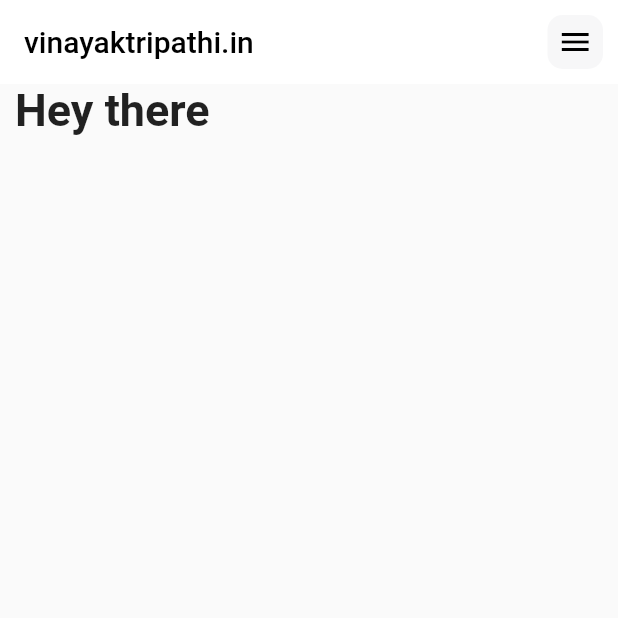
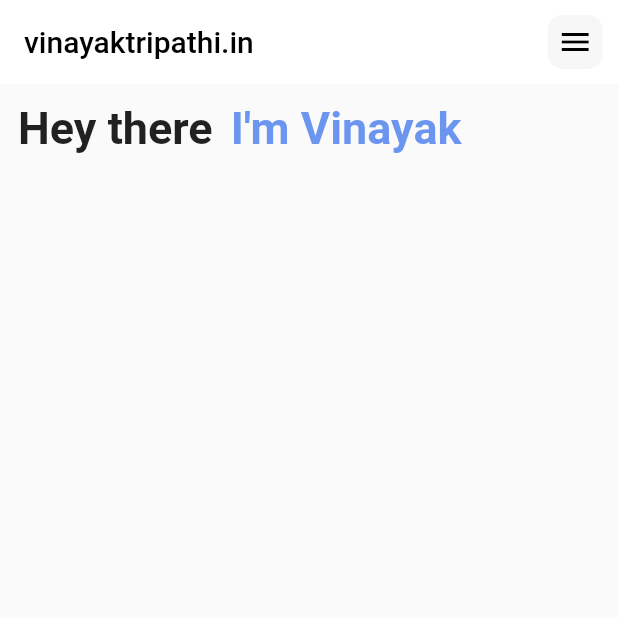
Before and after one commit to vinayaktripathi-in/portfolio-project-app, a Flutter app: the screen it shows after launch, on a phone screen of 412 x 824 dp, the top half of it. Run offline on Flutter 3.47's test engine with Material 2 defaults, Android fonts, the phone set to English and light mode, and no system bars.

Commit message:
initial commit

```diff
--- a/lib/pages/home.dart
+++ b/lib/pages/home.dart
@@ -9,8 +9,10 @@ class HomePage extends StatelessWidget {
       appBar: appBar(),
       body: const Column(
         children: [
+          Row(
+            children: [
               Padding(
-            padding: EdgeInsets.only(left: 10),
+                padding: EdgeInsets.all(12),
                 child: Text(
                   "Hey there",
                   style: TextStyle(
@@ -18,6 +20,19 @@ class HomePage extends StatelessWidget {
                     fontWeight: FontWeight.bold,
                   ),
                 ),
+              ),
+              Padding(
+                padding: EdgeInsets.only(left: 0),
+                child: Text(
+                  "I'm Vinayak",
+                  style: TextStyle(
+                    color: Color(0xAA2563eb),
+                    fontSize: 30,
+                    fontWeight: FontWeight.bold,
+                  ),
+                ),
+              ),
+            ],
           ),
         ],
       ),
```
Lines whose indentation alone changed are shown as unchanged.
